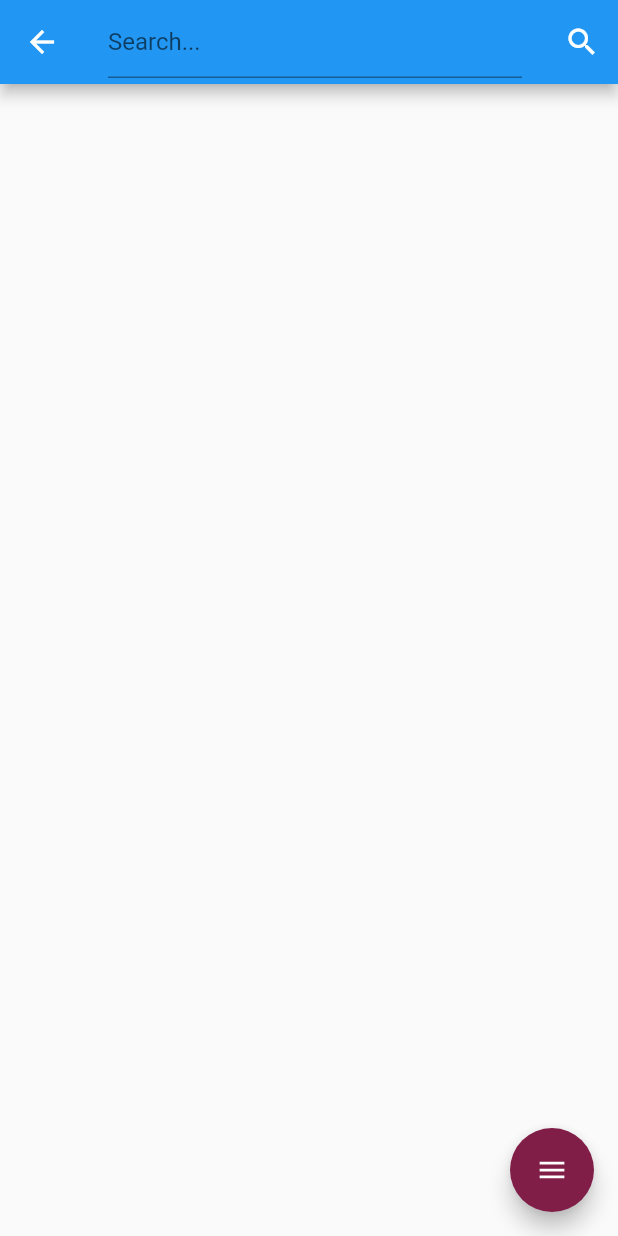
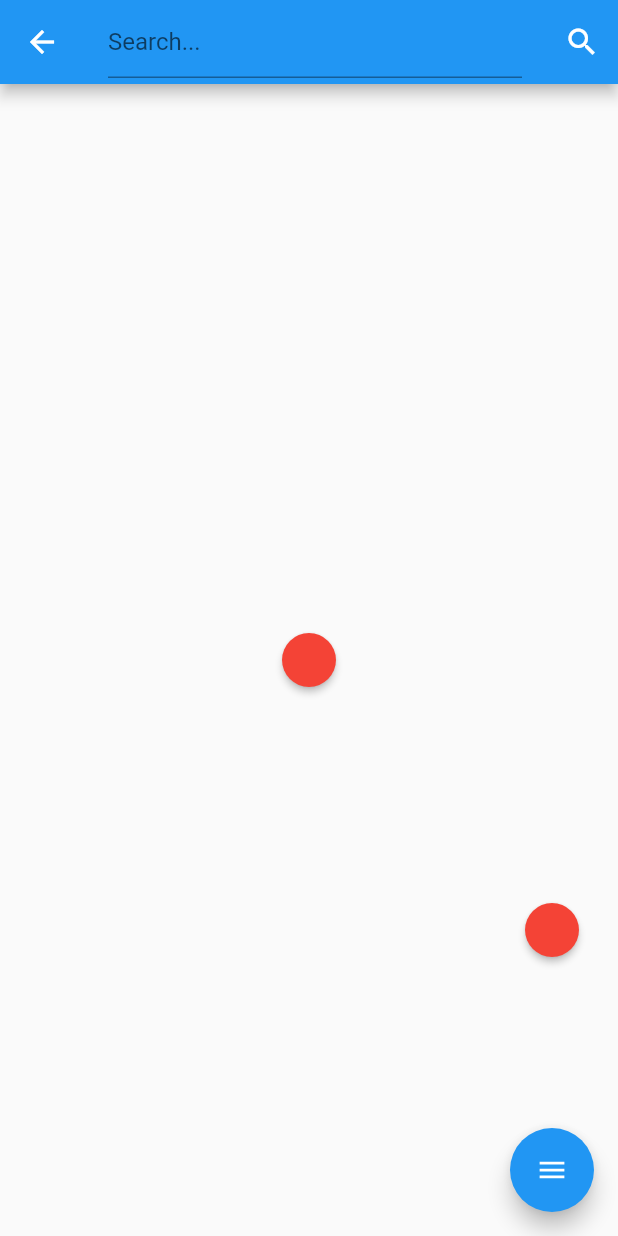
Before and after one commit to softeng-feup/open-cx-o-bando-dos-quatro, a Flutter app: the MapScreen screen opened directly, on a phone screen of 412 x 824 dp. Run offline on Flutter 3.47's test engine with Material 2 defaults, Android fonts, the phone set to English and light mode, and no system bars; drawn by our look-alikes of flutter_speed_dial; missing offline and left inert: flutter_nfc_reader.

Commit message:
Implemented GrapDraw widget, for now it displays hardcoded nodes

```diff
--- /dev/null
+++ b/confview/lib/graph_draw.dart
@@ -0,0 +1,74 @@
+import 'package:flutter/material.dart';
+
+class GraphDraw extends StatefulWidget {
+
+    GraphDraw ({Key key}) : super(key: key);
+
+    @override
+    _GraphDrawState createState() => _GraphDrawState();
+}
+
+class _GraphDrawState extends State<GraphDraw> {
+
+    List<List<double>> _points = [[0,0], [1,0.5], [2, 0]];
+
+    final double dragResistance = 200.0;
+    Alignment _graphAlignment = Alignment.center;
+
+
+    @override
+    Widget build(BuildContext context) {
+
+        List<Widget> stack = [];
+
+        for (var node in _points) {
+            stack.add(
+                Container(
+                    alignment: Alignment(node[0], node[1]) + _graphAlignment,
+                    child: _buildNode(),
+                ),
+            );
+        }
+
+        stack.add(
+            GestureDetector(
+                onHorizontalDragUpdate: _dragGraph,
+                onVerticalDragUpdate: _dragGraph,
+            )
+        );
+
+        return Stack(
+            children: stack,
+        );
+
+    }
+
+    _dragGraph(DragUpdateDetails details) {
+        double dx = _graphAlignment.x + details.delta.dx / dragResistance;
+        print(dx);
+        double dy = _graphAlignment.y + details.delta.dy / dragResistance;
+        print(dy);
+
+        setState(() {
+            _graphAlignment = Alignment(dx, dy);
+        });
+
+        print(_graphAlignment);
+    }
+
+    Widget _buildNode() {
+
+        return RawMaterialButton(
+            shape: CircleBorder(),
+            elevation: 2.0,
+            fillColor: Colors.red,
+            autofocus: false,
+            padding: const EdgeInsets.all(15.0),
+            onPressed: (){
+                print('Pressed Node');
+            },
+        );
+
+    }
+
+}
--- a/confview/lib/nav.dart
+++ b/confview/lib/nav.dart
@@ -1,3 +1,4 @@
+import 'package:confview/graph_draw.dart';
 import 'package:flutter/material.dart';
 import 'package:flutter_speed_dial/flutter_speed_dial.dart';
 import 'nfc.dart';
@@ -67,19 +68,6 @@ class _MapScreenState extends State<MapScreen> {
     @override
     Widget build(BuildContext context) {
 
-        Widget floatingActionButton1 = FloatingActionButton(
-            child: Icon(Icons.nfc),
-            tooltip: 'Read NFC tag',
-            onPressed: _readTag,
-        );
-
-        Widget floatingActionButton2 = FloatingActionButton(
-            child: Icon(Icons.airplay),
-            tooltip: 'Read NFC tag',
-            onPressed: _readTag,
-        );
-
-
         return Scaffold(
             appBar: AppBar(
                 leading: _isSearching ? _buildBackButton() : null,
@@ -99,7 +87,7 @@ class _MapScreenState extends State<MapScreen> {
                 */
             ),
             body: _isSearching ? _buildSuggestions() : _buildMap(),
-                floatingActionButton:  _getFAB(),
+            floatingActionButton:  _getFAB(),
 
         );
     }
@@ -108,7 +96,7 @@ class _MapScreenState extends State<MapScreen> {
         return SpeedDial(
             animatedIcon: AnimatedIcons.menu_close,
             animatedIconTheme: IconThemeData(size: 22),
-            backgroundColor: Color(0xFF801E48),
+            backgroundColor: Colors.blue,
             visible: true,
             curve: Curves.bounceIn,
             children: [
@@ -148,10 +136,7 @@ class _MapScreenState extends State<MapScreen> {
     }
 
     Widget _buildMap() {
-        print(_isSearching);
-
-        return null;
-
+        return GraphDraw();
     }
 
     Widget _buildButtons() {
```
